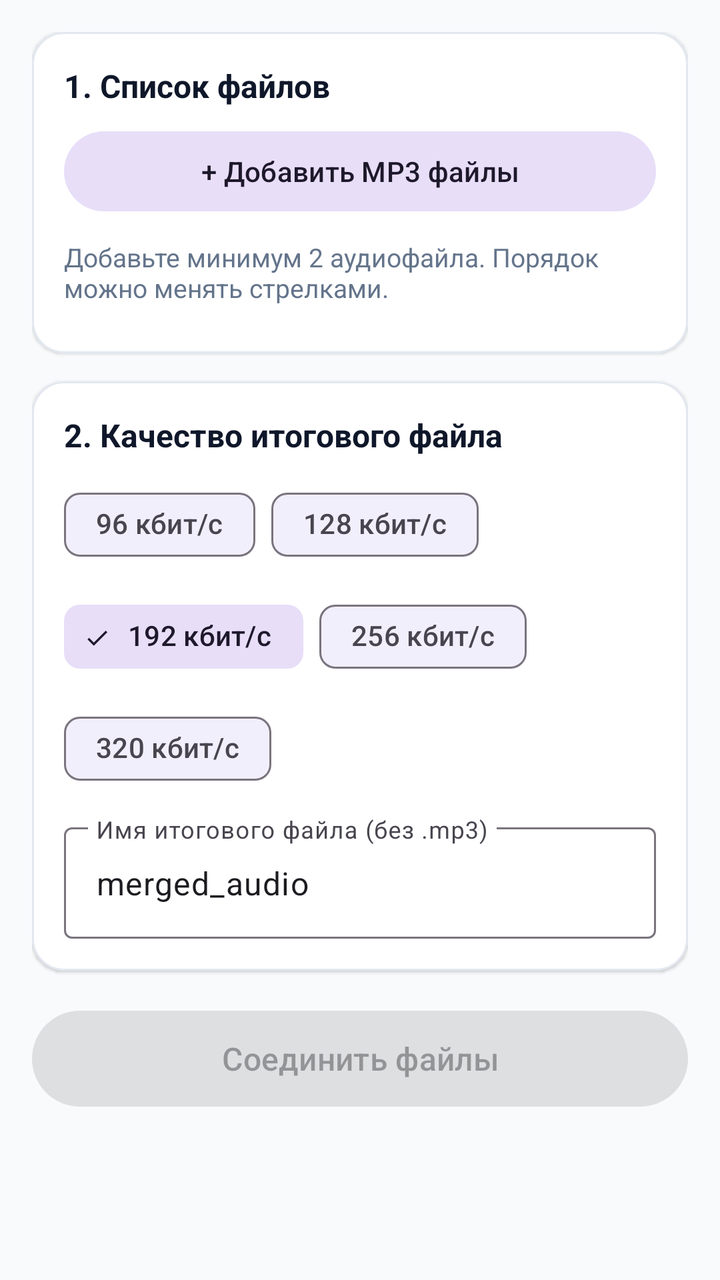
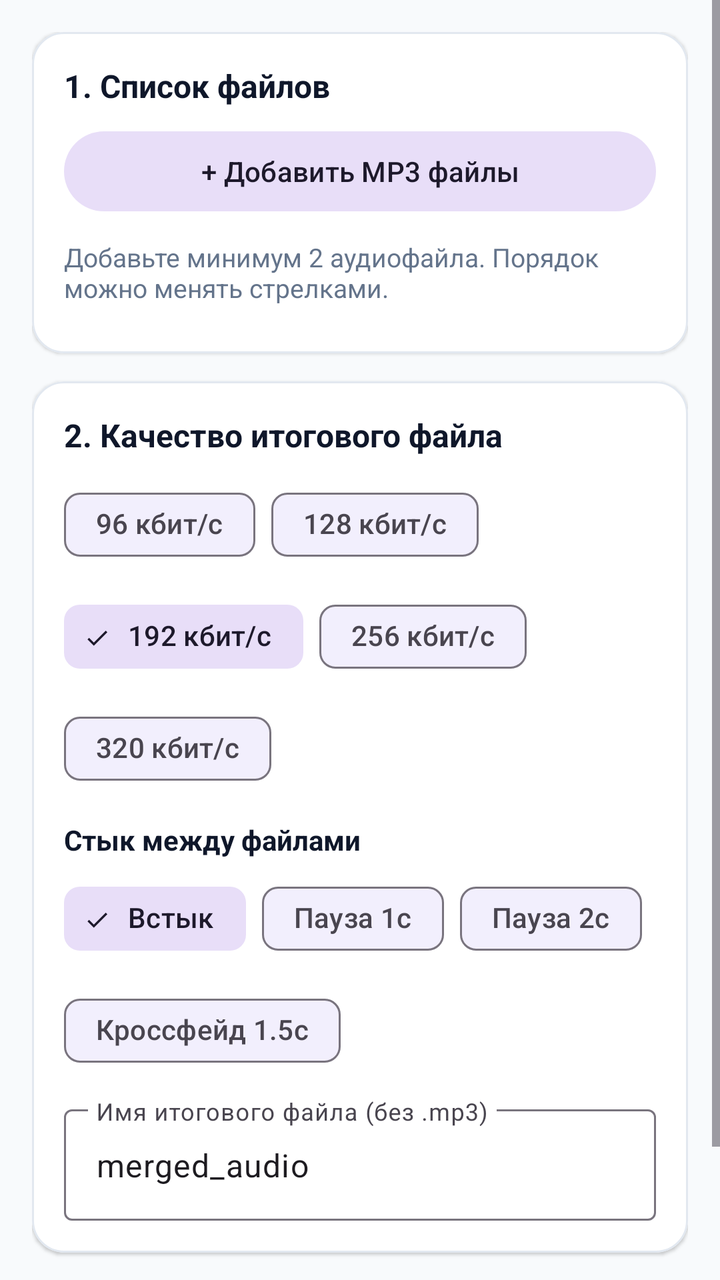

The first picture is an Android layout as it rendered before a commit; the second is the same layout after the commit. The layout source and the unified diff follow.
<!-- AndroidManifest.xml: application theme Theme.MP3Master -->
<!-- res/layout/fragment_merge.xml -->
<?xml version="1.0" encoding="utf-8"?>
<ScrollView xmlns:android="http://schemas.android.com/apk/res/android"
    xmlns:app="http://schemas.android.com/apk/res-auto"
    android:layout_width="match_parent"
    android:layout_height="match_parent"
    android:fillViewport="true">

    <LinearLayout
        android:layout_width="match_parent"
        android:layout_height="wrap_content"
        android:orientation="vertical"
        android:padding="16dp">

        <com.google.android.material.card.MaterialCardView
            android:layout_width="match_parent"
            android:layout_height="wrap_content"
            app:cardBackgroundColor="@color/card_bg"
            app:cardCornerRadius="16dp"
            app:cardElevation="1dp"
            app:strokeColor="@color/divider"
            app:strokeWidth="1dp">

            <LinearLayout
                android:layout_width="match_parent"
                android:layout_height="wrap_content"
                android:orientation="vertical"
                android:padding="16dp">

                <LinearLayout
                    android:layout_width="match_parent"
                    android:layout_height="wrap_content"
                    android:gravity="center_vertical"
                    android:orientation="horizontal">

                    <TextView
                        android:layout_width="0dp"
                        android:layout_height="wrap_content"
                        android:layout_weight="1"
                        android:text="1. Список файлов"
                        android:textColor="@color/text_primary"
                        android:textSize="16sp"
                        android:textStyle="bold" />

                    <com.google.android.material.button.MaterialButton
                        android:id="@+id/btnClearMergeList"
                        style="@style/Widget.Material3.Button.TextButton"
                        android:layout_width="wrap_content"
                        android:layout_height="wrap_content"
                        android:text="Очистить"
                        android:textColor="@color/danger"
                        android:visibility="gone" />
                </LinearLayout>

                <com.google.android.material.button.MaterialButton
                    android:id="@+id/btnAddMergeFiles"
                    style="@style/Widget.Material3.Button.TonalButton"
                    android:layout_width="match_parent"
                    android:layout_height="wrap_content"
                    android:layout_marginTop="8dp"
                    android:text="+ Добавить MP3 файлы" />

                <TextView
                    android:id="@+id/tvMergeEmpty"
                    android:layout_width="match_parent"
                    android:layout_height="wrap_content"
                    android:layout_marginTop="10dp"
                    android:text="Добавьте минимум 2 аудиофайла. Порядок можно менять стрелками."
                    android:textColor="@color/text_secondary"
                    android:textSize="13sp" />

                <androidx.recyclerview.widget.RecyclerView
                    android:id="@+id/rvMergeFiles"
                    android:layout_width="match_parent"
                    android:layout_height="wrap_content"
                    android:layout_marginTop="8dp"
                    android:nestedScrollingEnabled="false" />
            </LinearLayout>
        </com.google.android.material.card.MaterialCardView>

        <com.google.android.material.card.MaterialCardView
            android:layout_width="match_parent"
            android:layout_height="wrap_content"
            android:layout_marginTop="14dp"
            app:cardBackgroundColor="@color/card_bg"
            app:cardCornerRadius="16dp"
            app:cardElevation="1dp"
            app:strokeColor="@color/divider"
            app:strokeWidth="1dp">

            <LinearLayout
                android:layout_width="match_parent"
                android:layout_height="wrap_content"
                android:orientation="vertical"
                android:padding="16dp">

                <TextView
                    android:layout_width="wrap_content"
                    android:layout_height="wrap_content"
                    android:text="2. Качество итогового файла"
                    android:textColor="@color/text_primary"
                    android:textSize="16sp"
                    android:textStyle="bold" />

                <com.google.android.material.chip.ChipGroup
                    android:id="@+id/chipGroupMergeBitrate"
                    android:layout_width="match_parent"
                    android:layout_height="wrap_content"
                    android:layout_marginTop="10dp"
                    app:selectionRequired="true"
                    app:singleSelection="true">

                    <com.google.android.material.chip.Chip
                        android:id="@+id/chipMerge96"
                        style="@style/Widget.Material3.Chip.Filter"
                        android:layout_width="wrap_content"
                        android:layout_height="wrap_content"
                        android:text="96 кбит/с" />

                    <com.google.android.material.chip.Chip
                        android:id="@+id/chipMerge128"
                        style="@style/Widget.Material3.Chip.Filter"
                        android:layout_width="wrap_content"
                        android:layout_height="wrap_content"
                        android:text="128 кбит/с" />

                    <com.google.android.material.chip.Chip
                        android:id="@+id/chipMerge192"
                        style="@style/Widget.Material3.Chip.Filter"
                        android:layout_width="wrap_content"
                        android:layout_height="wrap_content"
                        android:checked="true"
                        android:text="192 кбит/с" />

                    <com.google.android.material.chip.Chip
                        android:id="@+id/chipMerge256"
                        style="@style/Widget.Material3.Chip.Filter"
                        android:layout_width="wrap_content"
                        android:layout_height="wrap_content"
                        android:text="256 кбит/с" />

                    <com.google.android.material.chip.Chip
                        android:id="@+id/chipMerge320"
                        style="@style/Widget.Material3.Chip.Filter"
                        android:layout_width="wrap_content"
                        android:layout_height="wrap_content"
                        android:text="320 кбит/с" />
                </com.google.android.material.chip.ChipGroup>

                <com.google.android.material.textfield.TextInputLayout
                    style="@style/Widget.Material3.TextInputLayout.OutlinedBox"
                    android:layout_width="match_parent"
                    android:layout_height="wrap_content"
                    android:layout_marginTop="10dp"
                    android:hint="Имя итогового файла (без .mp3)">

                    <com.google.android.material.textfield.TextInputEditText
                        android:id="@+id/etMergeOutputName"
                        android:layout_width="match_parent"
                        android:layout_height="wrap_content"
                        android:singleLine="true"
                        android:text="merged_audio" />
                </com.google.android.material.textfield.TextInputLayout>
            </LinearLayout>
        </com.google.android.material.card.MaterialCardView>

        <com.google.android.material.button.MaterialButton
            android:id="@+id/btnStartMerge"
            android:layout_width="match_parent"
            android:layout_height="56dp"
            android:layout_marginTop="16dp"
            android:enabled="false"
            android:text="Соединить файлы"
            android:textSize="16sp" />

        <LinearLayout
            android:id="@+id/layoutMergeProgress"
            android:layout_width="match_parent"
            android:layout_height="wrap_content"
            android:layout_marginTop="12dp"
            android:orientation="vertical"
            android:visibility="gone">

            <com.google.android.material.progressindicator.LinearProgressIndicator
                android:id="@+id/progressMerge"
                android:layout_width="match_parent"
                android:layout_height="wrap_content"
                android:max="100" />

            <TextView
                android:id="@+id/tvMergeStatus"
                android:layout_width="match_parent"
                android:layout_height="wrap_content"
                android:layout_marginTop="6dp"
                android:gravity="center"
                android:text="Соединение..."
                android:textColor="@color/text_secondary"
                android:textSize="13sp" />
        </LinearLayout>

        <com.google.android.material.card.MaterialCardView
            android:id="@+id/cardMergeResult"
            android:layout_width="match_parent"
            android:layout_height="wrap_content"
            android:layout_marginTop="14dp"
            android:visibility="gone"
            app:cardBackgroundColor="@color/card_bg"
            app:cardCornerRadius="16dp"
            app:strokeColor="@color/success"
            app:strokeWidth="1dp">

            <LinearLayout
                android:layout_width="match_parent"
                android:layout_height="wrap_content"
                android:orientation="vertical"
                android:padding="16dp">

                <TextView
                    android:id="@+id/tvMergeResultInfo"
                    android:layout_width="match_parent"
                    android:layout_height="wrap_content"
                    android:textColor="@color/text_primary"
                    android:textSize="14sp" />

                <LinearLayout
                    android:layout_width="match_parent"
                    android:layout_height="wrap_content"
                    android:layout_marginTop="10dp"
                    android:orientation="horizontal">

                    <com.google.android.material.button.MaterialButton
                        android:id="@+id/btnMergeOpen"
                        style="@style/Widget.Material3.Button.TonalButton"
                        android:layout_width="0dp"
                        android:layout_height="wrap_content"
                        android:layout_marginEnd="6dp"
                        android:layout_weight="1"
                        android:text="Слушать" />

                    <com.google.android.material.button.MaterialButton
                        android:id="@+id/btnMergeShare"
                        style="@style/Widget.Material3.Button.OutlinedButton"
                        android:layout_width="0dp"
                        android:layout_height="wrap_content"
                        android:layout_marginStart="6dp"
                        android:layout_weight="1"
                        android:text="Поделиться" />
                </LinearLayout>
            </LinearLayout>
        </com.google.android.material.card.MaterialCardView>

    </LinearLayout>
</ScrollView>
<!-- resources referenced by this layout -->
<resources>
  <color name="card_bg">#FFFFFF</color>
  <color name="danger">#DC2626</color>
  <color name="divider">#E2E8F0</color>
  <color name="success">#16A34A</color>
  <color name="text_primary">#0F172A</color>
  <color name="text_secondary">#64748B</color>
  <style name="Theme.MP3Master" parent="Theme.Material3.DayNight.NoActionBar">
          <item name="colorPrimary">@color/primary</item>
          <item name="colorPrimaryContainer">@color/primary_container</item>
          <item name="colorOnPrimaryContainer">@color/on_primary_container</item>
          <item name="android:colorBackground">@color/surface_bg</item>
      </style>
  <color name="primary">#2563EB</color>
  <color name="primary_container">#DBEAFE</color>
  <color name="on_primary_container">#1E3A8A</color>
  <color name="surface_bg">#F8FAFC</color>
</resources>

<!-- the commit's change to res/layout/fragment_merge.xml (unified diff, before → after) -->
@@ -146,6 +146,53 @@
                         android:text="320 кбит/с" />
                 </com.google.android.material.chip.ChipGroup>
 
+                <TextView
+                    android:layout_width="wrap_content"
+                    android:layout_height="wrap_content"
+                    android:layout_marginTop="12dp"
+                    android:text="Стык между файлами"
+                    android:textColor="@color/text_primary"
+                    android:textSize="14sp"
+                    android:textStyle="bold" />
+
+                <com.google.android.material.chip.ChipGroup
+                    android:id="@+id/chipGroupMergeTransition"
+                    android:layout_width="match_parent"
+                    android:layout_height="wrap_content"
+                    android:layout_marginTop="6dp"
+                    app:selectionRequired="true"
+                    app:singleSelection="true">
+
+                    <com.google.android.material.chip.Chip
+                        android:id="@+id/chipTransDirect"
+                        style="@style/Widget.Material3.Chip.Filter"
+                        android:layout_width="wrap_content"
+                        android:layout_height="wrap_content"
+                        android:checked="true"
+                        android:text="Встык" />
+
+                    <com.google.android.material.chip.Chip
+                        android:id="@+id/chipTransPause1"
+                        style="@style/Widget.Material3.Chip.Filter"
+                        android:layout_width="wrap_content"
+                        android:layout_height="wrap_content"
+                        android:text="Пауза 1с" />
+
+                    <com.google.android.material.chip.Chip
+                        android:id="@+id/chipTransPause2"
+                        style="@style/Widget.Material3.Chip.Filter"
+                        android:layout_width="wrap_content"
+                        android:layout_height="wrap_content"
+                        android:text="Пауза 2с" />
+
+                    <com.google.android.material.chip.Chip
+                        android:id="@+id/chipTransCrossfade"
+                        style="@style/Widget.Material3.Chip.Filter"
+                        android:layout_width="wrap_content"
+                        android:layout_height="wrap_content"
+                        android:text="Кроссфейд 1.5с" />
+                </com.google.android.material.chip.ChipGroup>
+
                 <com.google.android.material.textfield.TextInputLayout
                     style="@style/Widget.Material3.TextInputLayout.OutlinedBox"
                     android:layout_width="match_parent"
@@ -195,6 +242,16 @@
                 android:text="Соединение..."
                 android:textColor="@color/text_secondary"
                 android:textSize="13sp" />
+
+            <com.google.android.material.button.MaterialButton
+                android:id="@+id/btnCancelMerge"
+                style="@style/Widget.Material3.Button.OutlinedButton"
+                android:layout_width="wrap_content"
+                android:layout_height="wrap_content"
+                android:layout_gravity="center_horizontal"
+                android:layout_marginTop="8dp"
+                android:text="Отменить"
+                android:textColor="@color/danger" />
         </LinearLayout>
 
         <com.google.android.material.card.MaterialCardView
